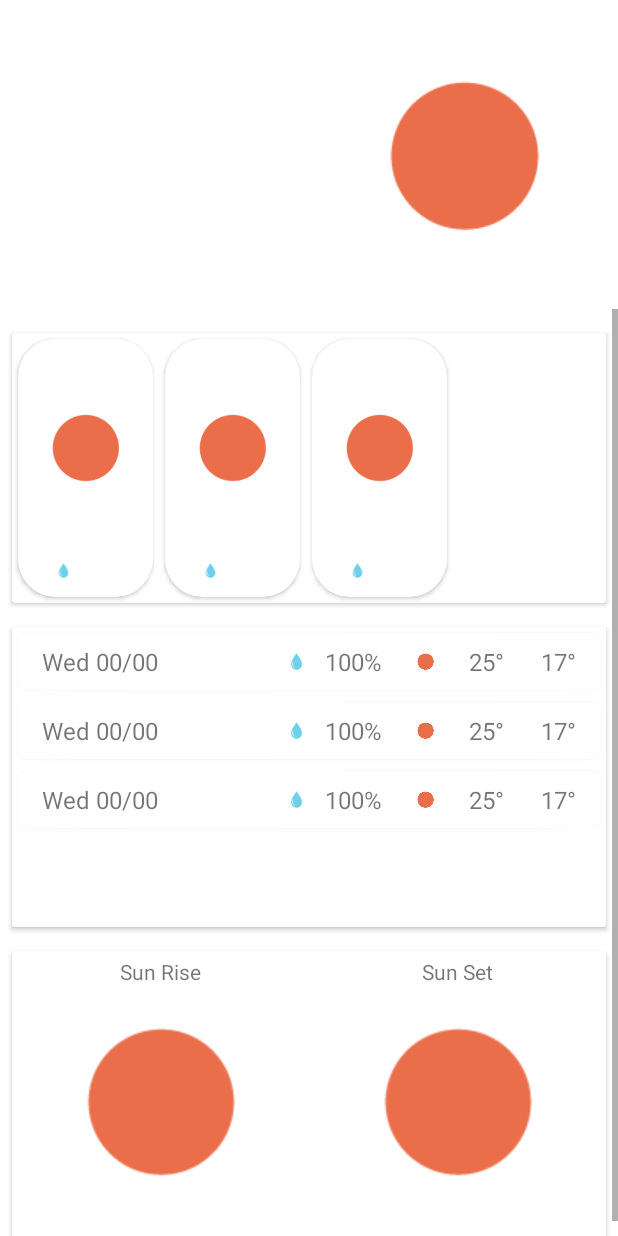
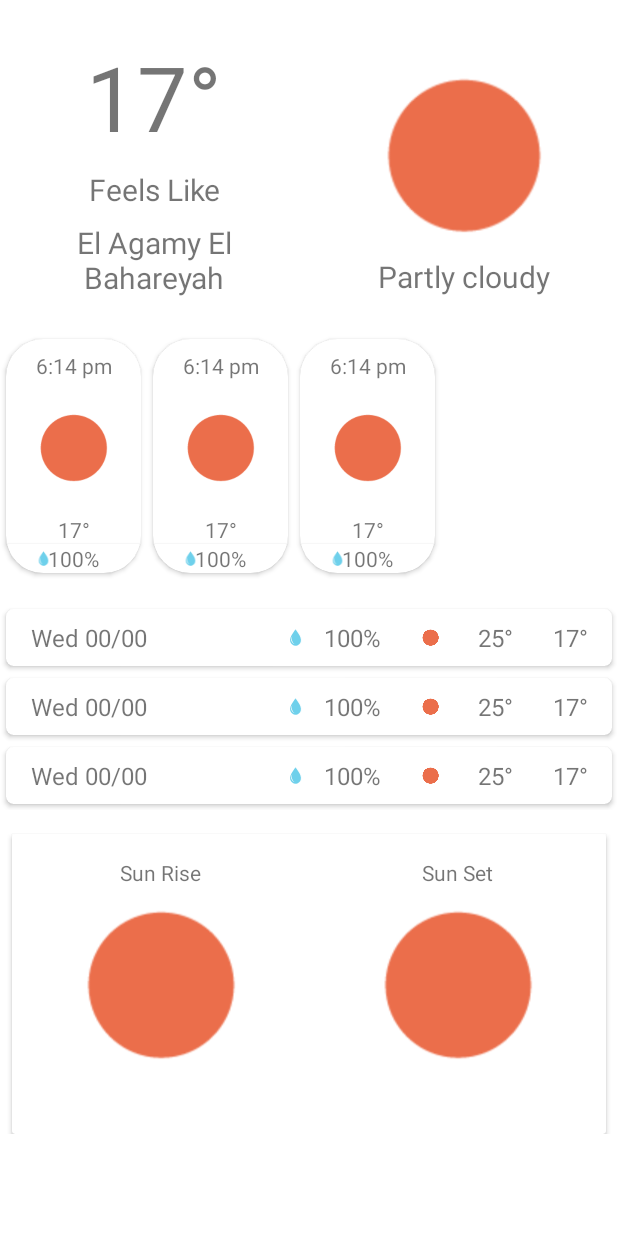
Before and after one commit to exRomeo/Skywise-Weather-Forecast, an Android app: the layout fragment_weather.xml on its own in the app's theme, with its tools: preview values and no code run, on a phone screen of 412 x 824 dp. Run offline under Robolectric (Android 15) with nearby library versions, the phone set to English and light mode, and no system bars; network calls fail.

Commit message:
added motion layout for current day weather info and some other ui enhancements

```diff
--- a/app/src/main/java/com/example/skywise/data/Repository.kt
+++ b/app/src/main/java/com/example/skywise/data/Repository.kt
@@ -1,14 +1,11 @@
 package com.example.skywise.data
 
-import com.example.skywise.API_KEY
-import com.example.skywise.AR
-import com.example.skywise.METRIC
-import com.example.skywise.MINUTELY
+import com.example.skywise.*
 import com.example.skywise.data.remotesource.RetrofitClient
 
 class Repository(private val retrofit: RetrofitClient) {
     suspend fun getLatestData(): WeatherData {
-        return retrofit.api.oneCall(31.0, 29.800, AR, METRIC, listOf(MINUTELY), API_KEY)
+        return retrofit.api.oneCall(31.0, 29.800, EN, METRIC, listOf(MINUTELY), API_KEY)
             .body() as WeatherData
     }
 }
--- a/app/src/main/res/layout/daily_item_layout.xml
+++ b/app/src/main/res/layout/daily_item_layout.xml
@@ -56,7 +56,7 @@
                 android:textSize="16sp"
                 app:layout_constraintStart_toEndOf="@+id/imageView"
                 app:layout_constraintTop_toTopOf="parent"
-                tools:text="@string/preception_sample" />
+                tools:text="@string/precipitation_sample" />
 
             <ImageView
                 android:id="@+id/daily_weather_image"
--- a/app/src/main/res/layout/fragment_weather.xml
+++ b/app/src/main/res/layout/fragment_weather.xml
@@ -22,9 +22,11 @@
             type="com.example.skywise.weatherscreen.DailyAdapter" />
     </data>
 
-    <androidx.constraintlayout.widget.ConstraintLayout
+    <androidx.constraintlayout.motion.widget.MotionLayout
+        android:id="@+id/constraintLayout8"
         android:layout_width="match_parent"
-        android:layout_height="match_parent">
+        android:layout_height="match_parent"
+        app:layoutDescription="@xml/fragment_weather_xml_constraintlayout8_scene">
 
         <androidx.constraintlayout.widget.ConstraintLayout
             android:id="@+id/constraintLayout3"
@@ -44,10 +46,10 @@
 
             <ImageView
                 android:id="@+id/current_weather_image"
-                android:layout_width="wrap_content"
-                android:layout_height="wrap_content"
+                android:layout_width="0dp"
+                android:layout_height="0dp"
                 android:contentDescription="@string/current_weather_image"
-                android:onClick="@{()-> viewModel.update()}"
+
                 android:src="@drawable/sub_01d_4x"
                 app:imageUrl="@{weatherData.current.weather[0].icon}"
                 app:layout_constraintBottom_toBottomOf="parent"
@@ -57,55 +59,63 @@
 
             <TextView
                 android:id="@+id/current_temp_text"
-                android:layout_width="wrap_content"
+                android:layout_width="0dp"
                 android:layout_height="wrap_content"
                 android:layout_marginStart="8dp"
-                android:layout_marginTop="16dp"
+                android:layout_marginTop="24dp"
                 android:layout_marginEnd="8dp"
+                android:gravity="center"
                 android:text="@{String.valueOf(Math.round(weatherData.current.temp))+'°'}"
                 android:textSize="60sp"
                 app:layout_constraintEnd_toStartOf="@+id/guideline5"
                 app:layout_constraintStart_toStartOf="parent"
-                app:layout_constraintTop_toTopOf="parent" />
+                app:layout_constraintTop_toTopOf="parent"
+                tools:text="@string/current_temps_sample" />
 
             <TextView
                 android:id="@+id/geo_location_text"
-                android:layout_width="wrap_content"
+                android:layout_width="0dp"
                 android:layout_height="wrap_content"
                 android:layout_marginStart="8dp"
                 android:layout_marginTop="8dp"
                 android:layout_marginEnd="8dp"
-                android:layout_marginBottom="4dp"
+                android:gravity="center"
                 android:text="@{weatherData.timezone}"
                 android:textSize="20sp"
-                app:layout_constraintBottom_toBottomOf="parent"
                 app:layout_constraintEnd_toStartOf="@+id/guideline5"
                 app:layout_constraintStart_toStartOf="parent"
-                app:layout_constraintTop_toBottomOf="@+id/feels_like_text" />
+                app:layout_constraintTop_toBottomOf="@+id/feels_like_text"
+                tools:text="@string/text_location_sample" />
 
             <TextView
                 android:id="@+id/feels_like_text"
-                android:layout_width="wrap_content"
+                android:layout_width="0dp"
                 android:layout_height="wrap_content"
                 android:layout_marginStart="8dp"
                 android:layout_marginTop="8dp"
                 android:layout_marginEnd="8dp"
+                android:gravity="center"
                 android:text="@{@string/feels_like_temps +' '+ String.valueOf(Math.round(weatherData.current.feels_like)) + '°'}"
                 android:textSize="20sp"
                 app:layout_constraintEnd_toStartOf="@+id/guideline5"
                 app:layout_constraintStart_toStartOf="parent"
-                app:layout_constraintTop_toBottomOf="@+id/current_temp_text" />
+                app:layout_constraintTop_toBottomOf="@+id/current_temp_text"
+                tools:text="@string/feels_like_temps" />
 
             <TextView
                 android:id="@+id/weather_description_text"
-                android:layout_width="wrap_content"
+                android:layout_width="0dp"
                 android:layout_height="wrap_content"
+                android:layout_marginStart="4dp"
+                android:layout_marginEnd="4dp"
                 android:layout_marginBottom="8dp"
+                android:gravity="center"
+                android:text="@{weatherData.current.weather[0].description}"
                 android:textSize="20sp"
-                android:text = "@{weatherData.current.weather[0].description}"
                 app:layout_constraintBottom_toBottomOf="@+id/current_weather_image"
                 app:layout_constraintEnd_toEndOf="parent"
-                app:layout_constraintStart_toStartOf="@+id/guideline5" />
+                app:layout_constraintStart_toStartOf="@+id/guideline5"
+                tools:text="@string/current_weather_desc_sample" />
         </androidx.constraintlayout.widget.ConstraintLayout>
 
         <androidx.constraintlayout.widget.Guideline
@@ -113,7 +123,8 @@
             android:layout_width="wrap_content"
             android:layout_height="wrap_content"
             android:orientation="horizontal"
-            app:layout_constraintGuide_percent="0.25" />
+            app:layout_constraintGuide_percent="0.25
+" />
 
         <ScrollView
             android:id="@+id/scrollView"
@@ -133,9 +144,10 @@
                     android:id="@+id/hourly_card_view"
                     android:layout_width="0dp"
                     android:layout_height="wrap_content"
-                    android:layout_marginStart="8dp"
                     android:layout_marginTop="16dp"
-                    android:layout_marginEnd="8dp"
+                    app:cardBackgroundColor="#00FFFFFF"
+                    app:cardElevation="0dp"
+                    app:cardMaxElevation="0dp"
                     app:layout_constraintEnd_toEndOf="parent"
                     app:layout_constraintStart_toStartOf="parent"
                     app:layout_constraintTop_toTopOf="parent">
@@ -153,10 +165,11 @@
                 <androidx.cardview.widget.CardView
                     android:id="@+id/daily_card_view"
                     android:layout_width="0dp"
-                    android:layout_height="200dp"
-                    android:layout_marginStart="8dp"
+                    android:layout_height="wrap_content"
                     android:layout_marginTop="16dp"
-                    android:layout_marginEnd="8dp"
+                    app:cardBackgroundColor="#00FFFFFF"
+                    app:cardElevation="0dp"
+                    app:cardMaxElevation="0dp"
                     app:layout_constraintEnd_toEndOf="parent"
                     app:layout_constraintStart_toStartOf="parent"
                     app:layout_constraintTop_toBottomOf="@+id/hourly_card_view">
@@ -203,7 +216,7 @@
                             android:id="@+id/sunrise_tv"
                             android:layout_width="wrap_content"
                             android:layout_height="wrap_content"
-                            android:layout_marginTop="4dp"
+                            android:layout_marginTop="16dp"
                             android:text="@string/sun_rise"
                             app:layout_constraintEnd_toStartOf="@+id/guideline4"
                             app:layout_constraintStart_toStartOf="parent"
@@ -213,11 +226,11 @@
                             android:id="@+id/sunrise_time_text_view"
                             android:layout_width="wrap_content"
                             android:layout_height="wrap_content"
-                            android:layout_marginTop="4dp"
+                            android:layout_marginBottom="16dp"
                             android:text="@{weatherData.current.getTimeText(weatherData.current.sunrise)}"
+                            app:layout_constraintBottom_toBottomOf="parent"
                             app:layout_constraintEnd_toStartOf="@+id/guideline4"
-                            app:layout_constraintStart_toStartOf="parent"
-                            app:layout_constraintTop_toBottomOf="@+id/sunrise_tv" />
+                            app:layout_constraintStart_toStartOf="parent" />
 
                         <ImageView
                             android:id="@+id/sunset_image"
@@ -241,7 +254,7 @@
                             android:id="@+id/sunset_tv"
                             android:layout_width="wrap_content"
                             android:layout_height="wrap_content"
-                            android:layout_marginTop="4dp"
+                            android:layout_marginTop="16dp"
                             android:text="@string/sun_set"
                             app:layout_constraintEnd_toEndOf="parent"
                             app:layout_constraintStart_toStartOf="@+id/guideline4"
@@ -251,18 +264,18 @@
                             android:id="@+id/sunset_time_text_view"
                             android:layout_width="wrap_content"
                             android:layout_height="wrap_content"
-                            android:layout_marginTop="4dp"
+                            android:layout_marginBottom="16dp"
                             android:text="@{weatherData.current.getTimeText(weatherData.current.sunset)}"
+                            app:layout_constraintBottom_toBottomOf="parent"
                             app:layout_constraintEnd_toEndOf="parent"
-                            app:layout_constraintStart_toStartOf="@+id/guideline4"
-                            app:layout_constraintTop_toBottomOf="@+id/sunset_tv" />
+                            app:layout_constraintStart_toStartOf="@+id/guideline4" />
                     </androidx.constraintlayout.widget.ConstraintLayout>
                 </androidx.cardview.widget.CardView>
             </androidx.constraintlayout.widget.ConstraintLayout>
         </ScrollView>
 
 
-    </androidx.constraintlayout.widget.ConstraintLayout>
+    </androidx.constraintlayout.motion.widget.MotionLayout>
 
 
 </layout>
--- a/app/src/main/res/layout/hourly_item_layout.xml
+++ b/app/src/main/res/layout/hourly_item_layout.xml
@@ -1,6 +1,7 @@
 <?xml version="1.0" encoding="utf-8"?>
 <layout xmlns:android="http://schemas.android.com/apk/res/android"
-    xmlns:app="http://schemas.android.com/apk/res-auto">
+    xmlns:app="http://schemas.android.com/apk/res-auto"
+    xmlns:tools="http://schemas.android.com/tools">
 
     <data>
 
@@ -27,50 +28,75 @@
                 android:text="@{hourly.getTimeText()}"
                 app:layout_constraintEnd_toEndOf="parent"
                 app:layout_constraintStart_toStartOf="parent"
-                app:layout_constraintTop_toTopOf="parent" />
+                app:layout_constraintTop_toTopOf="parent"
+                tools:text="@string/sunset_time_sample" />
 
             <TextView
                 android:id="@+id/temp_text_view"
                 android:layout_width="wrap_content"
                 android:layout_height="wrap_content"
-                android:layout_marginBottom="8dp"
                 android:text="@{String.valueOf(hourly.temp)+'°'}"
-                app:layout_constraintBottom_toTopOf="@+id/precipitation_text_view"
+                app:layout_constraintBottom_toTopOf="@+id/precipitation_card"
                 app:layout_constraintEnd_toEndOf="parent"
-                app:layout_constraintStart_toStartOf="parent" />
-
-            <TextView
-                android:id="@+id/precipitation_text_view"
-                android:layout_width="wrap_content"
-                android:layout_height="wrap_content"
-                android:layout_marginBottom="8dp"
-                android:text="@{String.valueOf(Math.round(hourly.pop*100))+'%'}"
-                app:layout_constraintBottom_toBottomOf="parent"
-                app:layout_constraintEnd_toEndOf="parent"
-                app:layout_constraintStart_toStartOf="parent" />
+                app:layout_constraintStart_toStartOf="parent"
+                app:layout_constraintTop_toBottomOf="@+id/hourly_weather_image"
+                tools:text="@string/current_temps_sample" />
 
             <ImageView
                 android:id="@+id/hourly_weather_image"
                 android:layout_width="90dp"
                 android:layout_height="90dp"
+                android:contentDescription="@string/weather_icon"
                 app:imageUrl="@{hourly.weather[0].icon}"
                 app:layout_constraintBottom_toTopOf="@+id/temp_text_view"
                 app:layout_constraintEnd_toEndOf="parent"
                 app:layout_constraintStart_toStartOf="parent"
                 app:layout_constraintTop_toBottomOf="@+id/hour_text_view"
                 app:layout_constraintVertical_bias="0.416"
-                app:srcCompat="@drawable/sub_01d_4x"
-                android:contentDescription="@string/weather_icon" />
+                app:srcCompat="@drawable/sub_01d_4x" />
+
+            <androidx.cardview.widget.CardView
+                android:id="@+id/precipitation_card"
+                android:layout_width="0dp"
+                android:layout_height="wrap_content"
+                app:layout_constraintBottom_toBottomOf="parent"
+                app:layout_constraintEnd_toEndOf="parent"
+                app:layout_constraintStart_toStartOf="parent">
+
+                <androidx.constraintlayout.widget.ConstraintLayout
+                    android:layout_width="match_parent"
+                    android:layout_height="match_parent">
+
+                    <TextView
+                        android:id="@+id/precipitation_text_view"
+                        ntEnd_toEndOf="parent"
+                        android:layout_width="wrap_content"
+                        android:layout_height="wrap_content"
+                        android:text="@{String.valueOf(Math.round(hourly.pop*100))+'%'}"
+                        app:layout_constraintBottom_toBottomOf="parent"
+                        app:layout_constraintEnd_toEndOf="parent"
+                        app:layout_constraintStart_toStartOf="parent"
+                        app:layout_constraintTop_toTopOf="parent"
+                        tools:text="@string/precipitation_sample" />
 
                     <ImageView
                         android:id="@+id/rainmeter_image"
                         android:layout_width="wrap_content"
                         android:layout_height="0dp"
+                        android:layout_marginEnd="40dp"
+                        android:contentDescription="@string/water_droplet"
                         app:layout_constraintBottom_toBottomOf="@+id/precipitation_text_view"
                         app:layout_constraintEnd_toStartOf="@+id/precipitation_text_view"
+                        app:layout_constraintStart_toEndOf="@+id/precipitation_text_view"
                         app:layout_constraintTop_toTopOf="@+id/precipitation_text_view"
-                app:srcCompat="@drawable/water_droplet"
-                android:contentDescription="@string/water_droplet" />
+                        app:layout_constraintVertical_bias="0.0"
+                        app:srcCompat="@drawable/water_droplet" />
+
+                </androidx.constraintlayout.widget.ConstraintLayout>
+
+            </androidx.cardview.widget.CardView>
+
+
         </androidx.constraintlayout.widget.ConstraintLayout>
     </androidx.cardview.widget.CardView>
 </layout>
--- a/app/src/main/res/values/strings.xml
+++ b/app/src/main/res/values/strings.xml
@@ -10,9 +10,10 @@
     <string name="feels_like_temps">Feels Like </string>
     <string name="text_location_sample">El Agamy El Bahareyah</string>
     <string name="current_temps_sample">17°</string>
+    <string name="current_weather_desc_sample">Partly cloudy</string>
     <string name="current_weather_image">Current Weather Image</string>
     <string name="hour_sample">10 pm</string>
-    <string name="preception_sample">100%</string>
+    <string name="precipitation_sample">100%</string>
     <string name="day_name_sample">Friday</string>
     <string name="sample_date">Wed 00/00 </string>
     <string name="high_temps_sample">25°</string>
--- a/app/src/main/res/xml/fragment_weather_xml_constraintlayout4_scene.xml
+++ b/app/src/main/res/xml/fragment_weather_xml_constraintlayout8_scene.xml
@@ -9,11 +9,20 @@
         motion:duration="1000">
        <KeyFrameSet>
        </KeyFrameSet>
+        <OnSwipe
+            motion:dragDirection="dragUp"
+            motion:touchAnchorId="@+id/scrollView"
+            motion:touchAnchorSide="middle" />
     </Transition>
 
     <ConstraintSet android:id="@+id/start">
     </ConstraintSet>
 
     <ConstraintSet android:id="@+id/end">
+        <Constraint
+            android:id="@+id/guideline3"
+            motion:layout_constraintGuide_percent="0.5"
+            android:layout_width="wrap_content"
+            android:layout_height="wrap_content" />
     </ConstraintSet>
 </MotionScene>
```
Also changed, not shown: app/src/main/java/com/example/skywise/Constants.kt (+1 -7 lines). Lines whose indentation alone changed are shown as unchanged.
